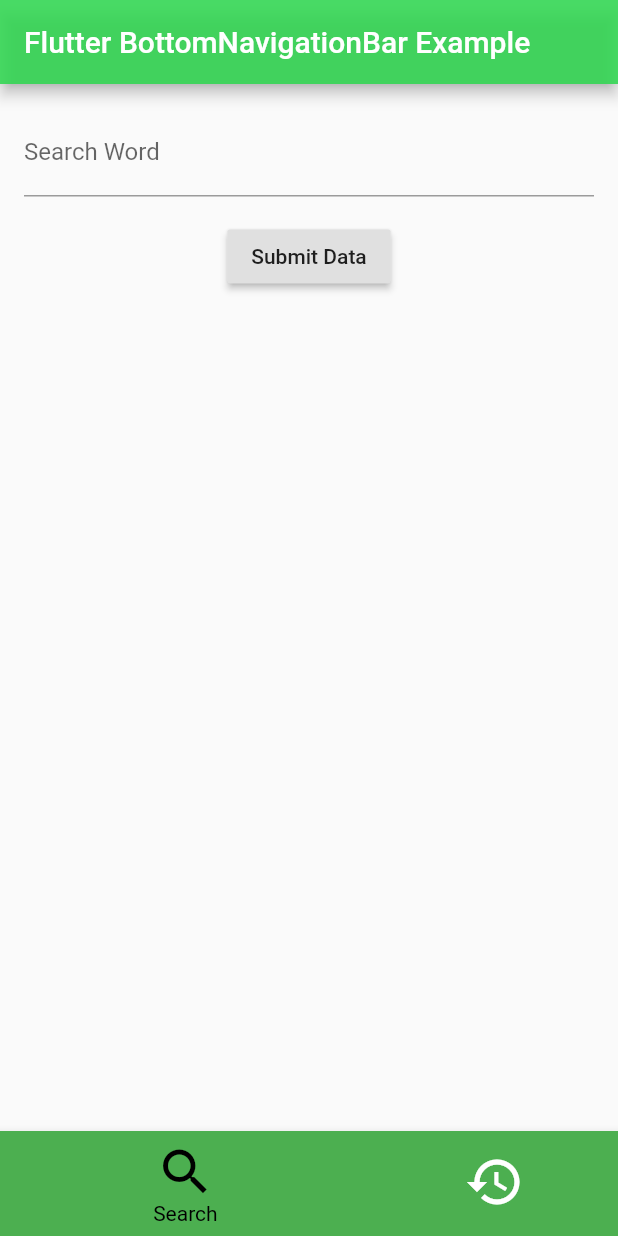
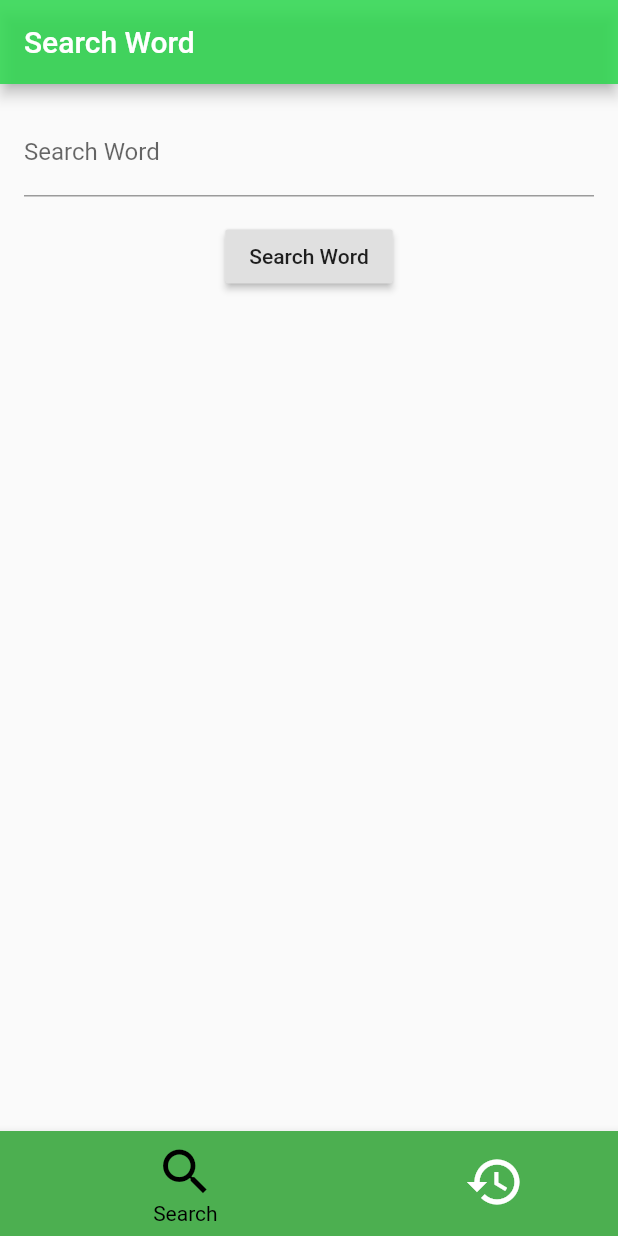
Before and after one commit to Pritsudo/Dictionary, a Flutter app: the screen it shows after launch, on a phone screen of 412 x 824 dp. Run offline on Flutter 3.47's test engine with Material 2 defaults, Android fonts, the phone set to English and light mode, and no system bars.

Commit message:
Small Changes in design

```diff
--- a/lib/main.dart
+++ b/lib/main.dart
@@ -47,7 +47,7 @@ class _NavigationBarState extends State<NavigationBar > {
   Widget build(BuildContext context) {
     return Scaffold(
       appBar: AppBar(
-        title: const Text('Flutter BottomNavigationBar Example'),
+        title: const Text('Search Word'),
           backgroundColor: Color.fromARGB(220, 46, 215, 79)
       ),
       body: Center(
@@ -64,7 +64,6 @@ class _NavigationBarState extends State<NavigationBar > {
           BottomNavigationBarItem(
             icon: Icon(Icons.history),
             label: 'History',
-
           ),
 
         ],
--- a/lib/screens/search_Result_Screen.dart
+++ b/lib/screens/search_Result_Screen.dart
@@ -40,7 +40,7 @@ class _SearchResultScreenState extends State<SearchResultScreen> {
                 });
               }
             },
-            child: const Text("Submit Data"),
+            child: const Text("Search Word"),
           ),
           if (_isSearch)
             FutureBuilder<List>(
@@ -76,9 +76,8 @@ class _SearchResultScreenState extends State<SearchResultScreen> {
                               meaning1: data[0],
                               meaning2: data[1],
                               meaning3: data[2]);
-                          print("Data Submitted");
-                        },
-                        child: Text("Search Data"),
+                          },
+                        child: Text("Save word to database"),
                       )
                     ],
                   );
```
